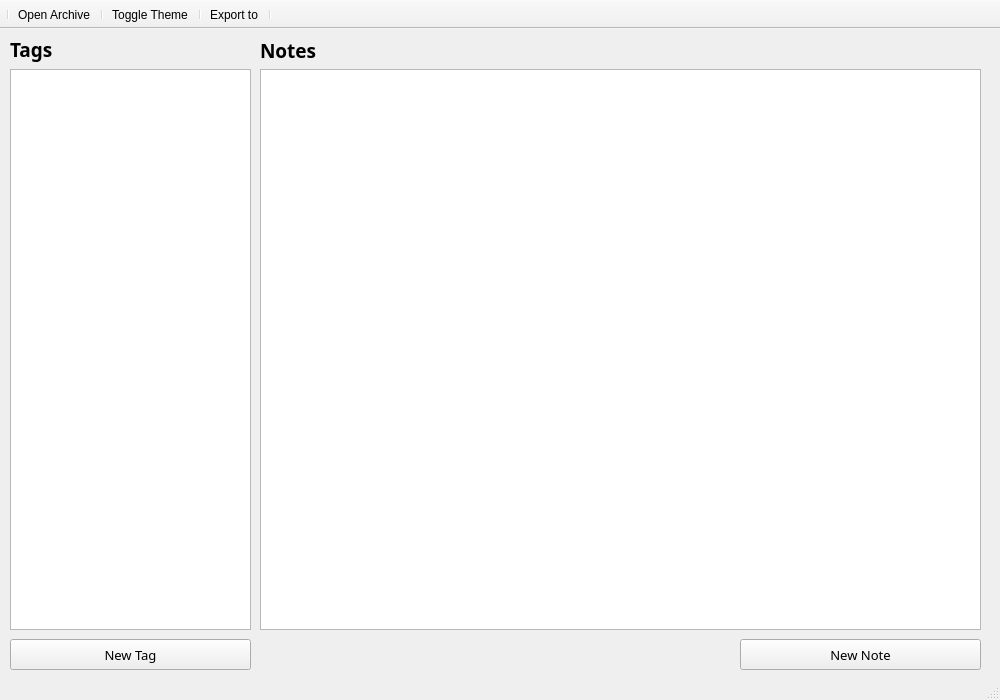
The window that Note-App/mainwindow.ui (knu-2-tochanenko/OOP) describes before a commit, drawn with Qt 5.
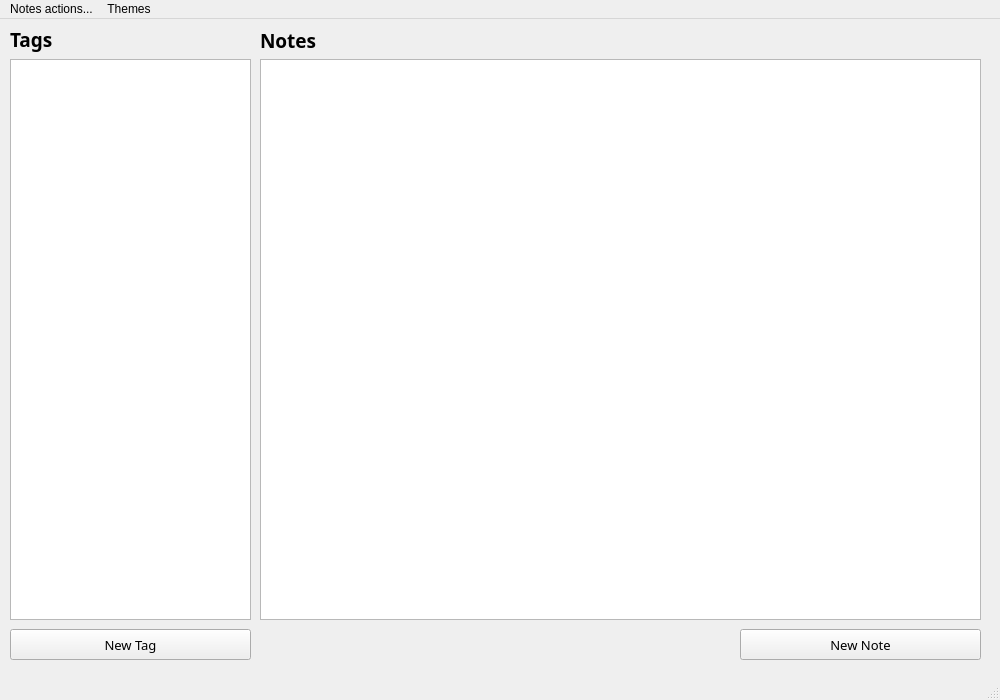
The same window after the commit.

Diff of the .ui file:
```diff
--- a/Note-App/mainwindow.ui
+++ b/Note-App/mainwindow.ui
@@ -167,42 +167,24 @@
      <height>20</height>
     </rect>
    </property>
+   <widget class="QMenu" name="menuTheme">
+    <property name="title">
+     <string>Themes</string>
+    </property>
+    <addaction name="actionStandard"/>
+    <addaction name="actionOrange"/>
+    <addaction name="actionDark"/>
+   </widget>
+   <widget class="QMenu" name="menu">
+    <property name="title">
+     <string>Notes actions...</string>
+    </property>
+    <addaction name="actionExport_to"/>
+    <addaction name="actionOpen_Archive"/>
+   </widget>
+   <addaction name="menu"/>
+   <addaction name="menuTheme"/>
   </widget>
-  <widget class="QToolBar" name="toolBar">
-   <property name="windowTitle">
-    <string>toolBar</string>
-   </property>
-   <property name="movable">
-    <bool>false</bool>
-   </property>
-   <property name="allowedAreas">
-    <set>Qt::TopToolBarArea</set>
-   </property>
-   <property name="floatable">
-    <bool>false</bool>
-   </property>
-   <attribute name="toolBarArea">
-    <enum>TopToolBarArea</enum>
-   </attribute>
-   <attribute name="toolBarBreak">
-    <bool>false</bool>
-   </attribute>
-   <addaction name="separator"/>
-   <addaction name="actionOpen_Archive"/>
-   <addaction name="separator"/>
-   <addaction name="actionToggle_Theme"/>
-   <addaction name="separator"/>
-   <addaction name="actionExport_to"/>
-   <addaction name="separator"/>
-  </widget>
-  <action name="actionToggle_Theme">
-   <property name="text">
-    <string>Toggle Theme</string>
-   </property>
-   <property name="shortcut">
-    <string>Ctrl+T</string>
-   </property>
-  </action>
   <action name="actionExport_to">
    <property name="text">
     <string>Export to...</string>
```
Left out of the diff: 33 changed lines with no effect on the pictures.
